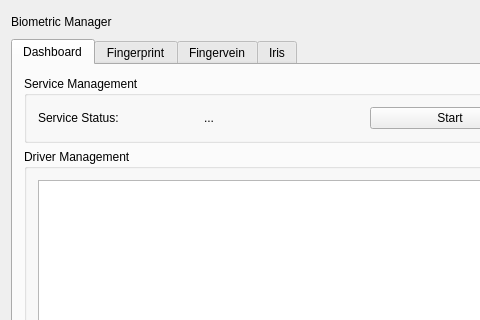
The window that mainwindow.ui (ukui/ukui-biometric-manager) describes before a commit, drawn with Qt 5; both pictures show x 0 to 480 and y 0 to 320 of the 900 by 600 pixel window.
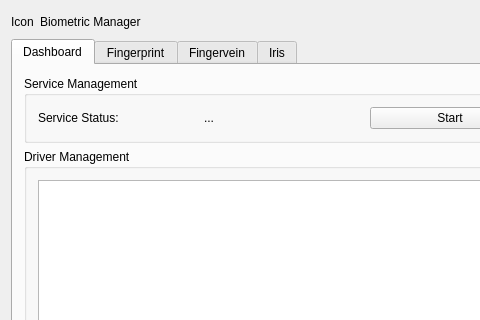
The same window after the commit.

Diff of the .ui file:
```diff
--- a/mainwindow.ui
+++ b/mainwindow.ui
@@ -17,6 +17,13 @@
    <layout class="QVBoxLayout" name="verticalLayout_4">
     <item>
      <layout class="QHBoxLayout" name="horizontalLayoutHeader">
+      <item>
+       <widget class="QLabel" name="lblIcon">
+        <property name="text">
+         <string>Icon</string>
+        </property>
+       </widget>
+      </item>
       <item>
        <widget class="QLabel" name="lblWindow">
         <property name="text">
```
